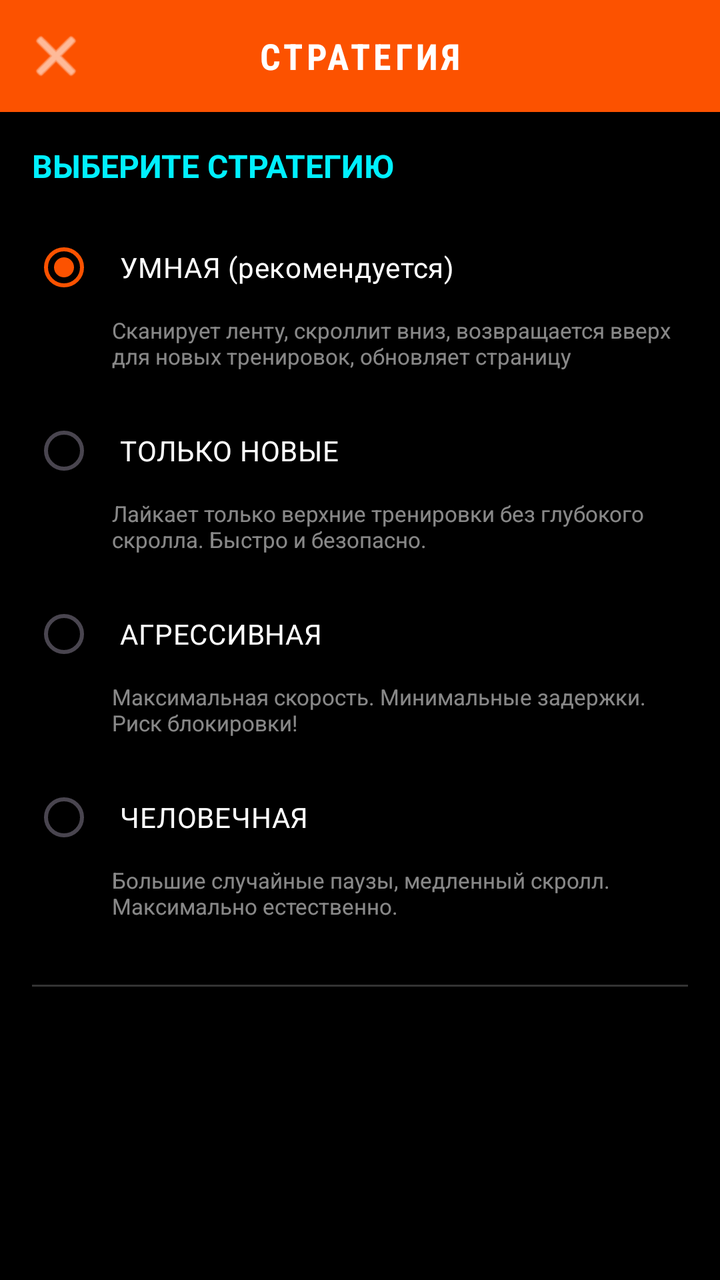
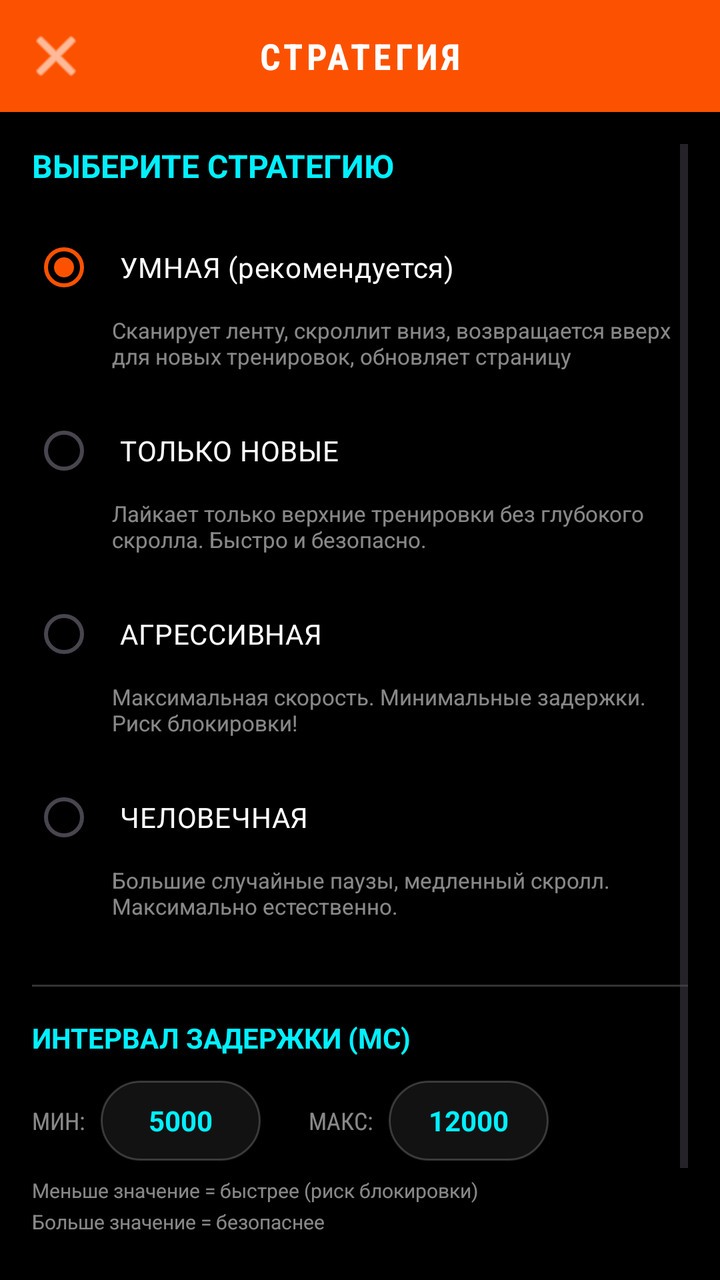

Compare the two renders of this Android layout. The source of the first and the diff that turns it into the second are given below.
<!-- AndroidManifest.xml: application theme Theme.StravaKudos -->
<!-- res/layout/activity_strategy.xml -->
<?xml version="1.0" encoding="utf-8"?>
<LinearLayout xmlns:android="http://schemas.android.com/apk/res/android"
    android:layout_width="match_parent"
    android:layout_height="match_parent"
    android:orientation="vertical"
    android:background="#000000">

    
    <LinearLayout
        android:layout_width="match_parent"
        android:layout_height="56dp"
        android:orientation="horizontal"
        android:gravity="center_vertical"
        android:background="#FC5200"
        android:paddingStart="8dp"
        android:paddingEnd="8dp">

        <ImageButton
            android:id="@+id/btnBack"
            android:layout_width="40dp"
            android:layout_height="40dp"
            android:background="?android:attr/selectableItemBackgroundBorderless"
            android:src="@android:drawable/ic_menu_close_clear_cancel"
            android:tint="#FFFFFF"
            android:padding="8dp" />

        <TextView
            android:layout_width="0dp"
            android:layout_height="wrap_content"
            android:layout_weight="1"
            android:text="СТРАТЕГИЯ"
            android:textColor="#FFFFFF"
            android:textStyle="bold"
            android:textSize="18sp"
            android:gravity="center"
            android:fontFamily="sans-serif-condensed"
            android:letterSpacing="0.1" />

        <View
            android:layout_width="40dp"
            android:layout_height="40dp" />
    </LinearLayout>

    <ScrollView
        android:layout_width="match_parent"
        android:layout_height="match_parent"
        android:padding="16dp">

        <LinearLayout
            android:layout_width="match_parent"
            android:layout_height="wrap_content"
            android:orientation="vertical">

            <TextView
                android:layout_width="match_parent"
                android:layout_height="wrap_content"
                android:text="ВЫБЕРИТЕ СТРАТЕГИЮ"
                android:textColor="#00F0FF"
                android:textStyle="bold"
                android:textSize="16sp"
                android:layout_marginBottom="16dp" />

            <RadioGroup
                android:id="@+id/radioStrategies"
                android:layout_width="match_parent"
                android:layout_height="wrap_content"
                android:orientation="vertical">

                <RadioButton
                    android:id="@+id/radioSmart"
                    android:layout_width="match_parent"
                    android:layout_height="wrap_content"
                    android:text="УМНАЯ (рекомендуется)"
                    android:textColor="#FFFFFF"
                    android:textSize="14sp"
                    android:buttonTint="#00F0FF"
                    android:padding="12dp"
                    android:checked="true" />

                <TextView
                    android:layout_width="match_parent"
                    android:layout_height="wrap_content"
                    android:text="Сканирует ленту, скроллит вниз, возвращается вверх для новых тренировок, обновляет страницу"
                    android:textColor="#88FFFFFF"
                    android:textSize="11sp"
                    android:layout_marginStart="40dp"
                    android:layout_marginBottom="16dp" />

                <RadioButton
                    android:id="@+id/radioTopOnly"
                    android:layout_width="match_parent"
                    android:layout_height="wrap_content"
                    android:text="ТОЛЬКО НОВЫЕ"
                    android:textColor="#FFFFFF"
                    android:textSize="14sp"
                    android:buttonTint="#00F0FF"
                    android:padding="12dp" />

                <TextView
                    android:layout_width="match_parent"
                    android:layout_height="wrap_content"
                    android:text="Лайкает только верхние тренировки без глубокого скролла. Быстро и безопасно."
                    android:textColor="#88FFFFFF"
                    android:textSize="11sp"
                    android:layout_marginStart="40dp"
                    android:layout_marginBottom="16dp" />

                <RadioButton
                    android:id="@+id/radioAggressive"
                    android:layout_width="match_parent"
                    android:layout_height="wrap_content"
                    android:text="АГРЕССИВНАЯ"
                    android:textColor="#FFFFFF"
                    android:textSize="14sp"
                    android:buttonTint="#00F0FF"
                    android:padding="12dp" />

                <TextView
                    android:layout_width="match_parent"
                    android:layout_height="wrap_content"
                    android:text="Максимальная скорость. Минимальные задержки. Риск блокировки!"
                    android:textColor="#88FFFFFF"
                    android:textSize="11sp"
                    android:layout_marginStart="40dp"
                    android:layout_marginBottom="16dp" />

                <RadioButton
                    android:id="@+id/radioHuman"
                    android:layout_width="match_parent"
                    android:layout_height="wrap_content"
                    android:text="ЧЕЛОВЕЧНАЯ"
                    android:textColor="#FFFFFF"
                    android:textSize="14sp"
                    android:buttonTint="#00F0FF"
                    android:padding="12dp" />

                <TextView
                    android:layout_width="match_parent"
                    android:layout_height="wrap_content"
                    android:text="Большие случайные паузы, медленный скролл. Максимально естественно."
                    android:textColor="#88FFFFFF"
                    android:textSize="11sp"
                    android:layout_marginStart="40dp"
                    android:layout_marginBottom="16dp" />
            </RadioGroup>

            <View
                android:layout_width="match_parent"
                android:layout_height="1dp"
                android:background="#33FFFFFF"
                android:layout_marginVertical="16dp" />

            <TextView
                android:id="@+id/tvCurrentSettings"
                android:layout_width="match_parent"
                android:layout_height="wrap_content"
                android:textColor="#FFFFFF"
                android:textSize="14sp"
                android:lineSpacingMultiplier="1.5" />
        </LinearLayout>
    </ScrollView>

</LinearLayout>
<!-- resources referenced by this layout -->
<resources>
  <style name="Theme.StravaKudos" parent="Theme.Material3.DayNight.NoActionBar">
          <item name="colorPrimary">#FC5200</item>
          <item name="colorSecondary">#E64A19</item>
          <item name="android:statusBarColor">#FC5200</item>
      </style>
</resources>

<!-- the commit's change to res/layout/activity_strategy.xml (unified diff, before → after) -->
@@ -151,6 +151,83 @@
                 android:layout_marginVertical="16dp" />
 
             <TextView
+                android:layout_width="match_parent"
+                android:layout_height="wrap_content"
+                android:text="ИНТЕРВАЛ ЗАДЕРЖКИ (МС)"
+                android:textColor="#00F0FF"
+                android:textStyle="bold"
+                android:textSize="14sp"
+                android:layout_marginBottom="12dp" />
+
+            <LinearLayout
+                android:layout_width="match_parent"
+                android:layout_height="wrap_content"
+                android:orientation="horizontal"
+                android:gravity="center_vertical"
+                android:layout_marginBottom="8dp">
+
+                <TextView
+                    android:layout_width="wrap_content"
+                    android:layout_height="wrap_content"
+                    android:text="МИН:"
+                    android:textColor="#88FFFFFF"
+                    android:fontFamily="sans-serif-condensed"
+                    android:textSize="12sp" />
+
+                <EditText
+                    android:id="@+id/etMinDelay"
+                    android:layout_width="80dp"
+                    android:layout_height="40dp"
+                    android:background="@drawable/card_glass_bg"
+                    android:gravity="center"
+                    android:inputType="number"
+                    android:text="5000"
+                    android:textColor="#00F0FF"
+                    android:textStyle="bold"
+                    android:textSize="14sp"
+                    android:layout_marginStart="8dp"
+                    android:layout_marginEnd="24dp"
+                    android:padding="4dp" />
+
+                <TextView
+                    android:layout_width="wrap_content"
+                    android:layout_height="wrap_content"
+                    android:text="МАКС:"
+                    android:textColor="#88FFFFFF"
+                    android:fontFamily="sans-serif-condensed"
+                    android:textSize="12sp" />
+
+                <EditText
+                    android:id="@+id/etMaxDelay"
+                    android:layout_width="80dp"
+                    android:layout_height="40dp"
+                    android:background="@drawable/card_glass_bg"
+                    android:gravity="center"
+                    android:inputType="number"
+                    android:text="12000"
+                    android:textColor="#00F0FF"
+                    android:textStyle="bold"
+                    android:textSize="14sp"
+                    android:layout_marginStart="8dp"
+                    android:padding="4dp" />
+            </LinearLayout>
+
+            <TextView
+                android:layout_width="match_parent"
+                android:layout_height="wrap_content"
+                android:text="Меньше значение = быстрее (риск блокировки)\nБольше значение = безопаснее"
+                android:textColor="#88FFFFFF"
+                android:textSize="10sp"
+                android:layout_marginBottom="16dp"
+                android:lineSpacingMultiplier="1.3" />
+
+            <View
+                android:layout_width="match_parent"
+                android:layout_height="1dp"
+                android:background="#33FFFFFF"
+                android:layout_marginVertical="16dp" />
+
+            <TextView
                 android:id="@+id/tvCurrentSettings"
                 android:layout_width="match_parent"
                 android:layout_height="wrap_content"
<!-- resource entries referenced after the edit -->
@@ -1,5 +1,15 @@
 <!-- resources referenced by this layout -->
 <resources>
+  <!-- drawable card_glass_bg (drawable) -->
+  <?xml version="1.0" encoding="utf-8"?>
+  <shape xmlns:android="http://schemas.android.com/apk/res/android"
+      android:shape="rectangle">
+      <solid android:color="#121212" /> 
+      <corners android:radius="23dp" />
+      <stroke
+          android:width="1dp"
+          android:color="#33FFFFFF" /> 
+  </shape>
   <style name="Theme.StravaKudos" parent="Theme.Material3.DayNight.NoActionBar">
           <item name="colorPrimary">#FC5200</item>
           <item name="colorSecondary">#E64A19</item>
